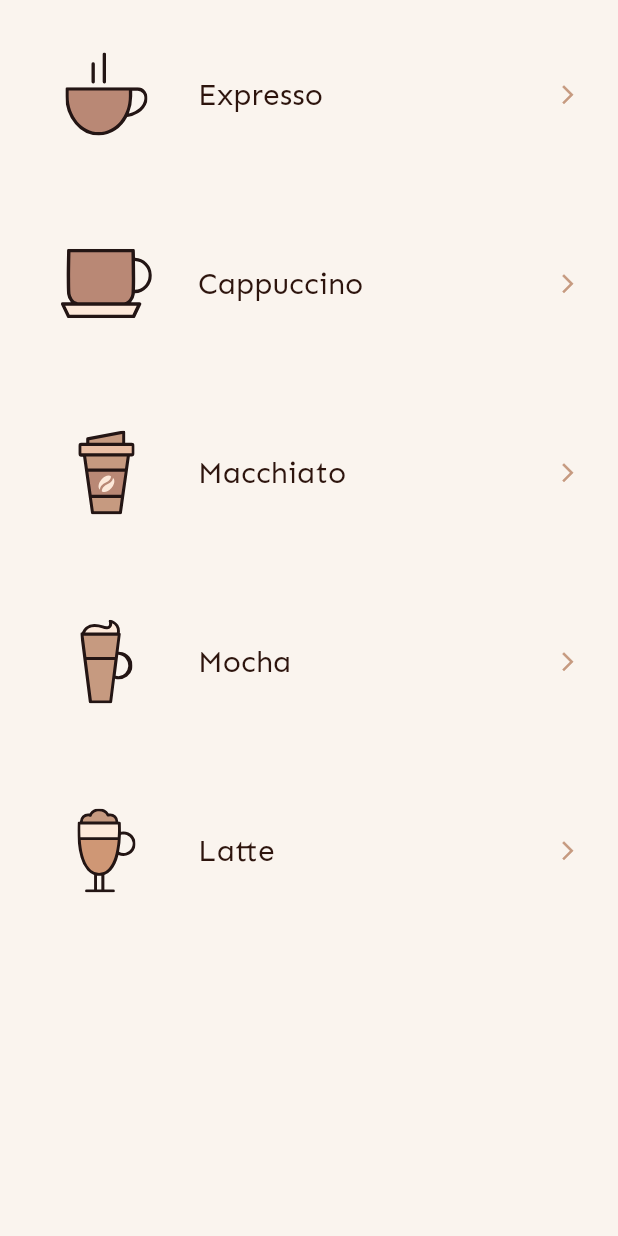
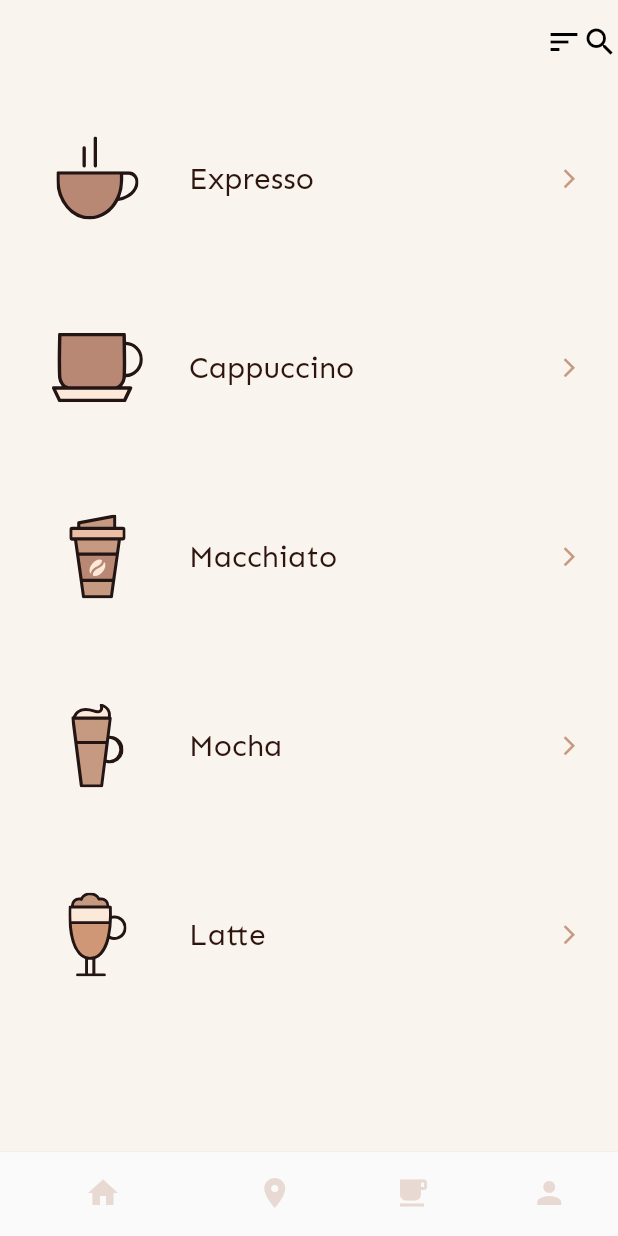
Before and after one commit to devleandrodias/flutter-ui-coffee-store, a Flutter app: the screen it shows after launch, on a phone screen of 412 x 824 dp. Run offline on Flutter 3.47's test engine with Material 2 defaults, Android fonts, the phone set to English and light mode, and no system bars; our stand-ins replace flutter_svg.

Commit message:
adicionando rodapé de nagevacao

```diff
--- a/lib/screens/coffee_list_screen.dart
+++ b/lib/screens/coffee_list_screen.dart
@@ -1,4 +1,5 @@
 import 'package:coffee_store/models/coffee.dart';
+import 'package:coffee_store/widgets/bottom_navigation_tabs.dart';
 import 'package:coffee_store/widgets/coffee_options_list.dart';
 import 'package:flutter/material.dart';
 
@@ -33,7 +34,7 @@ class CoffeeListScreen extends StatelessWidget {
     ],
   );
 
-  Widget _principalTitle = Padding(
+  Widget _principalTitle = Container(
     padding: const EdgeInsets.fromLTRB(28, 5, 25, 0),
     child: Container(
       child: Text(
@@ -50,10 +51,10 @@ class CoffeeListScreen extends StatelessWidget {
   @override
   Widget build(BuildContext context) {
     return Scaffold(
-      // appBar: _appBar,
+      appBar: _appBar,
       backgroundColor: Theme.of(context).primaryColor,
       body: CoffeeOptionsList(_coffeeList),
-      bottomNavigationBar: null,
+      bottomNavigationBar: BottomNavigationTabs(),
     );
   }
 }
--- a/lib/widgets/coffee_options_list.dart
+++ b/lib/widgets/coffee_options_list.dart
@@ -15,7 +15,7 @@ class CoffeeOptionsList extends StatelessWidget {
         final coffee = coffees[index];
         return Padding(
           padding: const EdgeInsets.symmetric(
-            horizontal: 10,
+            horizontal: 4,
             vertical: 35,
           ),
           child: ListTile(
@@ -29,10 +29,13 @@ class CoffeeOptionsList extends StatelessWidget {
               coffee.title,
               style: Theme.of(context).textTheme.headline6,
             ),
-            trailing: Icon(
-              Icons.arrow_forward_ios,
-              size: 15,
-              color: Color.fromRGBO(198, 154, 128, 1),
+            trailing: Padding(
+              padding: const EdgeInsets.all(5.0),
+              child: Icon(
+                Icons.arrow_forward_ios,
+                size: 15,
+                color: Color.fromRGBO(198, 154, 128, 1),
+              ),
             ),
           ),
         );
```
